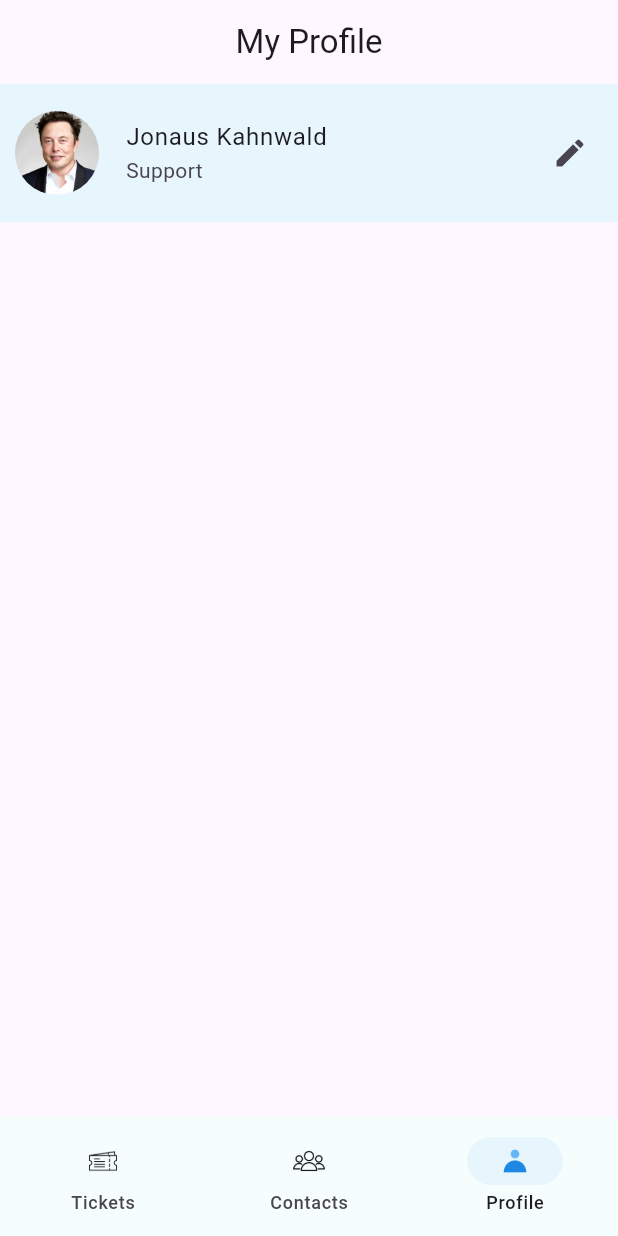
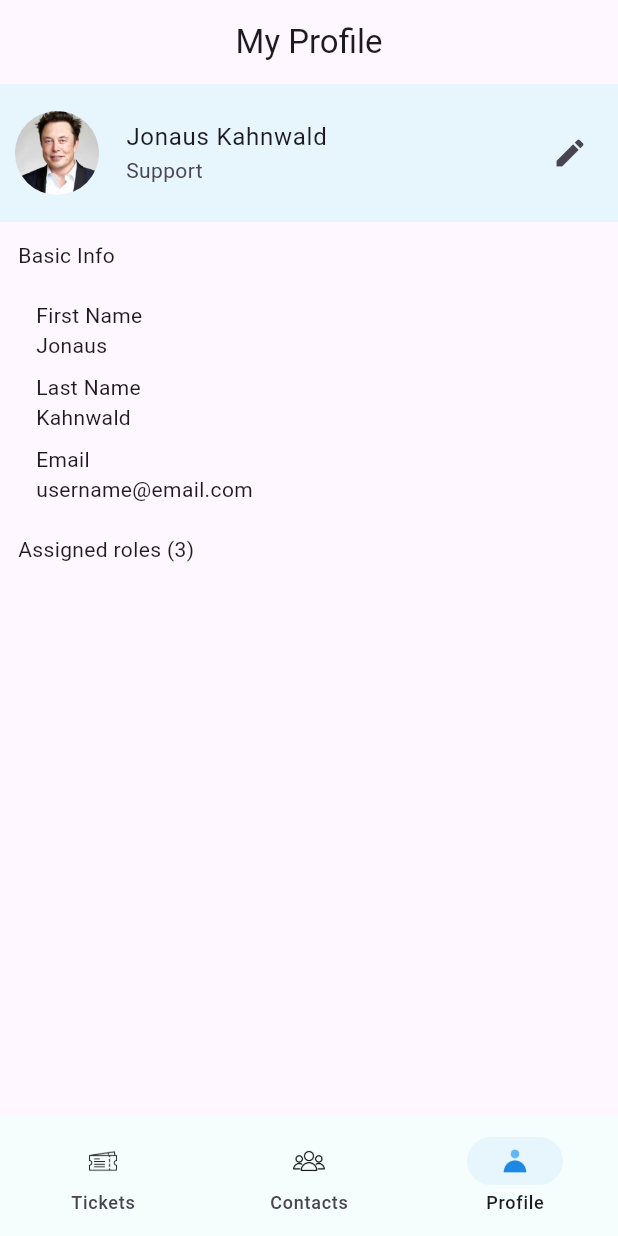
Before and after one commit to rakibk55w/M360ICT_ticket, a Flutter app: the screen it shows after launch, item 3 of the bottom bar chosen, on a phone screen of 412 x 824 dp. Run offline on Flutter 3.47's test engine with Material 3 defaults, Android fonts, the phone set to English and light mode, and no system bars; our stand-ins replace get.

Commit message:
Added user details in profile screen

```diff
--- a/lib/features/profile/screens/profile_screen.dart
+++ b/lib/features/profile/screens/profile_screen.dart
@@ -12,13 +12,47 @@ class ProfileScreen extends StatelessWidget {
       /// - Appbar
       appBar: const CustomAppbar(title: Text('My Profile')),
       body: Column(
+        crossAxisAlignment: CrossAxisAlignment.start,
         children: [
           /// - Profile tile
-          ProfileTile(
+          const ProfileTile(
             profileName: 'Jonaus Kahnwald',
             profileRole: 'Support',
             profileImage: 'assets/images/elon_musk.jpg',
           ),
+
+          /// - Basic info heading text
+          Padding(
+            padding: const EdgeInsets.all(12.0),
+            child: const Text('Basic Info',),
+          ),
+
+          /// - User details
+          Padding(
+            padding: const EdgeInsets.symmetric(vertical: 8.0, horizontal: 24),
+            child: Column(
+              crossAxisAlignment: CrossAxisAlignment.start,
+              children: [
+                Text('First Name'),
+                Text('Jonaus'),
+                SizedBox(height: 8,),
+                Text('Last Name'),
+                Text('Kahnwald'),
+                SizedBox(height: 8,),
+                Text('Email'),
+                Text('username@email.com'),
+              ],
+            ),
+          ),
+
+          /// - Basic info heading text
+          Padding(
+            padding: const EdgeInsets.all(12.0),
+            child: const Text('Assigned roles (3)',),
+          ),
+
+          /// - List of roles
+
         ],
       ),
     );
```
